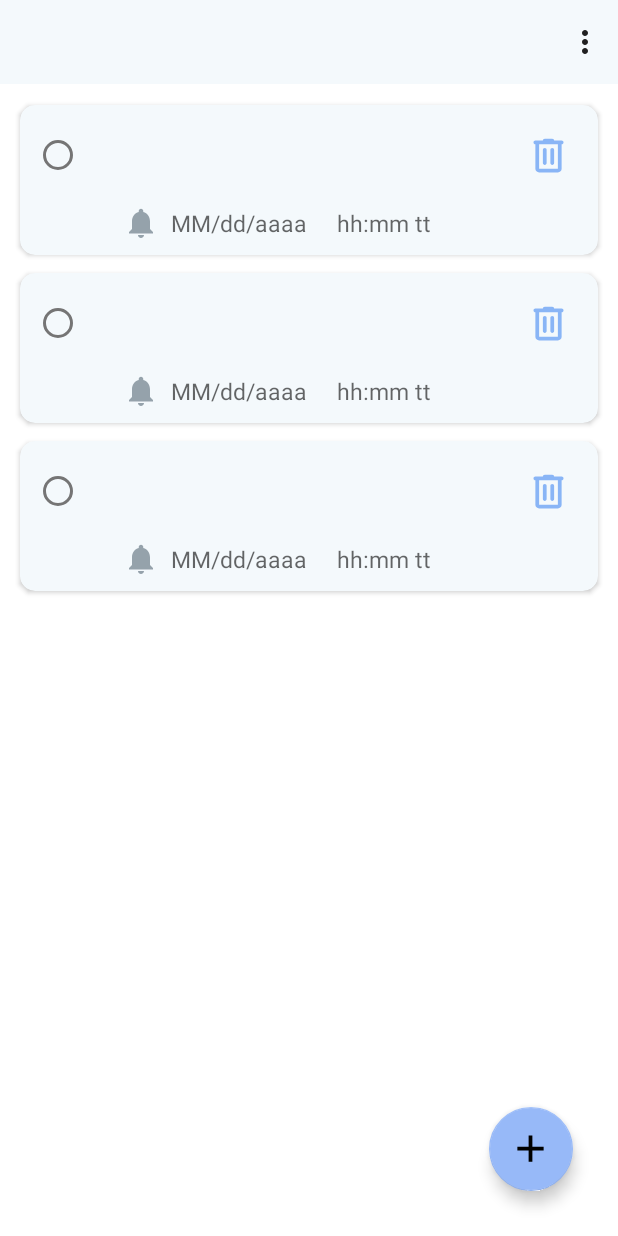
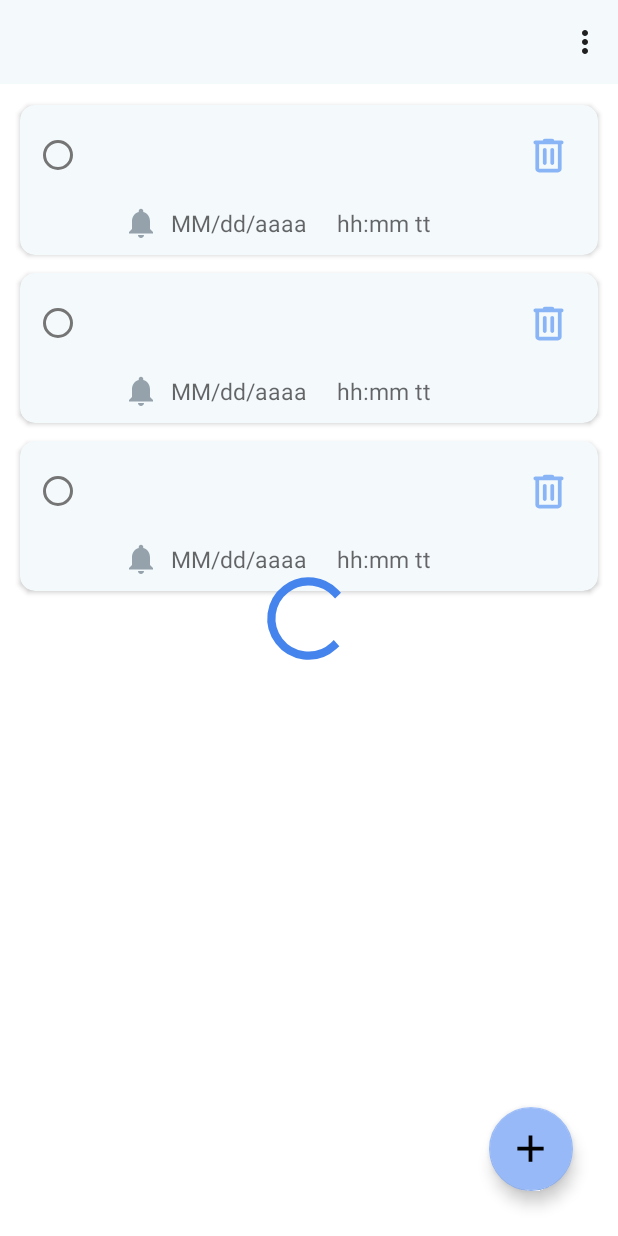
Before and after one commit to Sandra-Elizabeth-MJ/TodoList, an Android app: the layout fragment_tarea.xml on its own in the app's theme, with its tools: preview values and no code run, on a phone screen of 412 x 824 dp. Run offline under Robolectric (Android 15) with nearby library versions, the phone set to English and light mode, and no system bars.

Commit message:
Carga progresiva completa

```diff
--- a/app/src/main/res/layout/fragment_tarea.xml
+++ b/app/src/main/res/layout/fragment_tarea.xml
@@ -42,12 +42,24 @@
         app:layout_constraintEnd_toEndOf="parent"
         tools:listitem="@layout/item_rv_tareas" />
 
+    <ProgressBar
+        android:id="@+id/progressbar_tareas"
+        android:layout_width="112dp"
+        android:layout_height="98dp"
+        android:elevation="10dp"
+        android:indeterminateTint="@color/azulA1"
+        android:padding="16dp"
+        android:visibility="visible"
+        app:layout_constraintBottom_toBottomOf="parent"
+        app:layout_constraintEnd_toEndOf="parent"
+        app:layout_constraintStart_toStartOf="parent"
+        app:layout_constraintTop_toTopOf="parent" />
+
     <com.google.android.material.floatingactionbutton.FloatingActionButton
         android:id="@+id/fbtn_detalleTarea"
         android:layout_width="wrap_content"
         android:layout_height="wrap_content"
         app:fabSize="normal"
-        android:layout_gravity="end|bottom"
         android:layout_marginEnd="30dp"
         android:layout_marginBottom="30dp"
         android:clickable="true"
```
Also changed, not shown: app/src/main/java/com/example/todolist/Fragmentos/TareaFragment.java (+67 -3 lines), app/src/main/java/com/example/todolist/services/FirestoreManager.java (+66 -20 lines).
